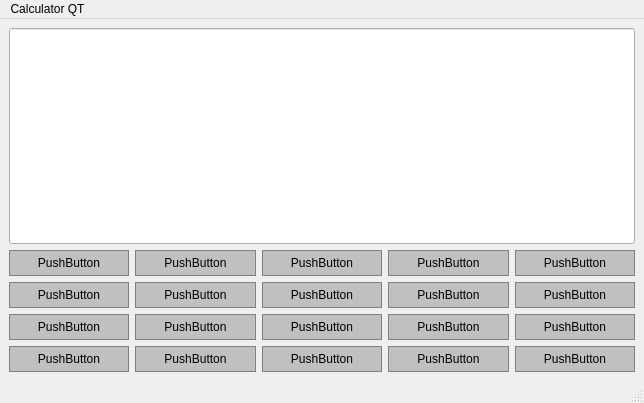
This is calculator.ui in AdolfCarr/QT_Calculator as Qt 5 draws it before an edit. The edited form follows.
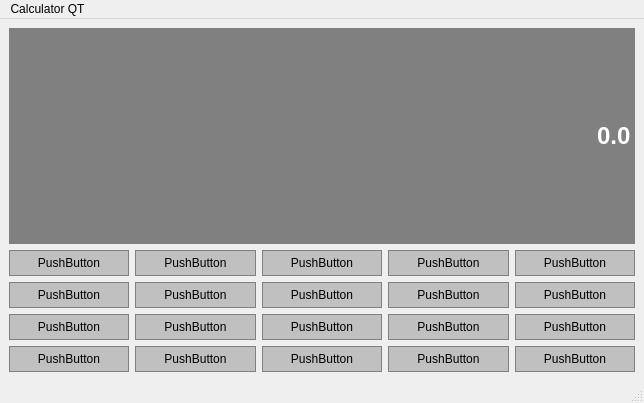
This is the edited form.

Commit message: Changed stylesheet for display line editor

The edit to the form file:
```diff
--- a/calculator.ui
+++ b/calculator.ui
@@ -543,6 +543,26 @@
         <verstretch>0</verstretch>
        </sizepolicy>
       </property>
+      <property name="font">
+       <font>
+        <family>Arial</family>
+        <pointsize>18</pointsize>
+        <bold>true</bold>
+       </font>
+      </property>
+      <property name="styleSheet">
+       <string notr="true">QLineEdit {
+    background-color: gray;
+	border: 1px solid gray;
+	color: #ffffff;
+}</string>
+      </property>
+      <property name="text">
+       <string>0.0</string>
+      </property>
+      <property name="alignment">
+       <set>Qt::AlignRight|Qt::AlignTrailing|Qt::AlignVCenter</set>
+      </property>
      </widget>
     </item>
    </layout>
```
